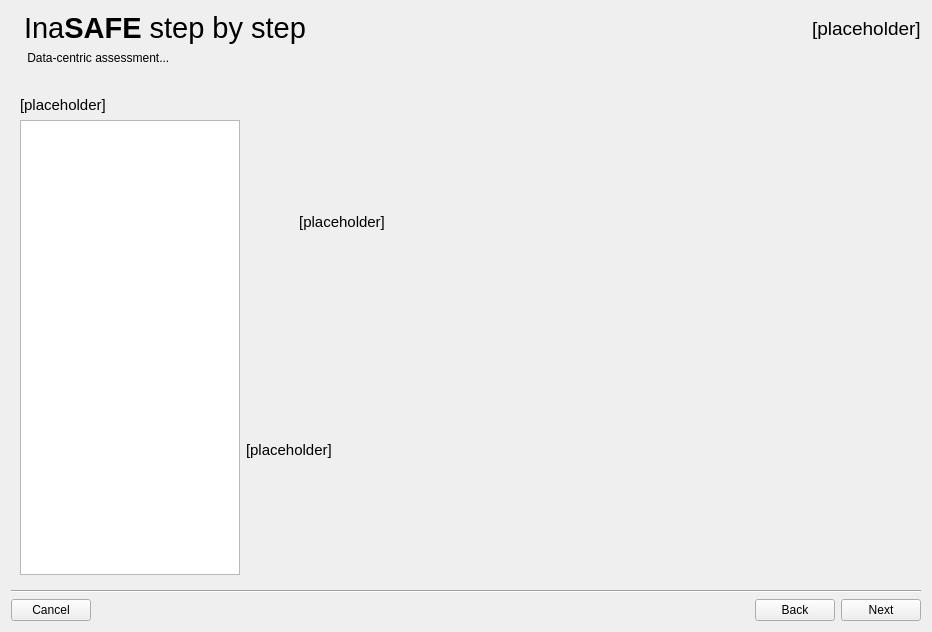
Above: safe/gui/ui/wizard_dialog_base.ui from inasafe/inasafe before the change. Below: the same form after it.
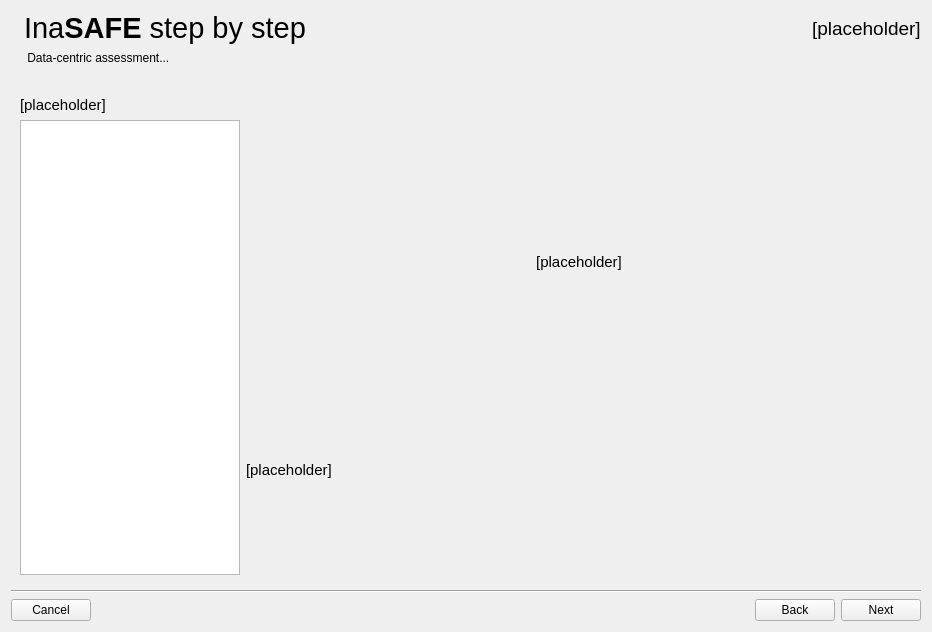
That is the form after the change. The open tabs and pages were chosen to show the change. Icons and pictures are not drawn. Custom widgets are drawn as their Qt base class.

Commit message: [KWizard] Center icons

Diff of the .ui file:
```diff
--- a/safe/gui/ui/wizard_dialog_base.ui
+++ b/safe/gui/ui/wizard_dialog_base.ui
@@ -87,6 +87,19 @@
          </item>
          <item>
           <layout class="QGridLayout" name="gridLayout_6">
+           <item row="1" column="1">
+            <spacer name="horizontalSpacer_6">
+             <property name="orientation">
+              <enum>Qt::Horizontal</enum>
+             </property>
+             <property name="sizeHint" stdset="0">
+              <size>
+               <width>40</width>
+               <height>20</height>
+              </size>
+             </property>
+            </spacer>
+           </item>
            <item row="0" column="0" rowspan="3">
             <widget class="QListWidget" name="lstCategories">
              <property name="enabled">
@@ -112,29 +125,7 @@
              </property>
             </widget>
            </item>
-           <item row="2" column="1">
-            <widget class="QLabel" name="lblDescribeCategory">
-             <property name="sizePolicy">
-              <sizepolicy hsizetype="Expanding" vsizetype="Expanding">
-               <horstretch>0</horstretch>
-               <verstretch>0</verstretch>
-              </sizepolicy>
-             </property>
-             <property name="styleSheet">
-              <string notr="true">font: 11pt &quot;Ubuntu&quot;;</string>
-             </property>
-             <property name="text">
-              <string>[placeholder]</string>
-             </property>
-             <property name="alignment">
-              <set>Qt::AlignLeading|Qt::AlignLeft|Qt::AlignVCenter</set>
-             </property>
-             <property name="wordWrap">
-              <bool>true</bool>
-             </property>
-            </widget>
-           </item>
-           <item row="1" column="1">
+           <item row="1" column="2">
             <widget class="QLabel" name="lblIconCategory">
              <property name="sizePolicy">
               <sizepolicy hsizetype="Fixed" vsizetype="Fixed">
@@ -168,6 +159,57 @@
              </property>
             </widget>
            </item>
+           <item row="1" column="3">
+            <spacer name="horizontalSpacer_7">
+             <property name="orientation">
+              <enum>Qt::Horizontal</enum>
+             </property>
+             <property name="sizeHint" stdset="0">
+              <size>
+               <width>40</width>
+               <height>20</height>
+              </size>
+             </property>
+            </spacer>
+           </item>
+           <item row="2" column="1" colspan="3">
+            <widget class="QLabel" name="lblDescribeCategory">
+             <property name="sizePolicy">
+              <sizepolicy hsizetype="Expanding" vsizetype="Expanding">
+               <horstretch>0</horstretch>
+               <verstretch>0</verstretch>
+              </sizepolicy>
+             </property>
+             <property name="styleSheet">
+              <string notr="true">font: 11pt &quot;Ubuntu&quot;;</string>
+             </property>
+             <property name="text">
+              <string>[placeholder]</string>
+             </property>
+             <property name="alignment">
+              <set>Qt::AlignLeading|Qt::AlignLeft|Qt::AlignVCenter</set>
+             </property>
+             <property name="wordWrap">
+              <bool>true</bool>
+             </property>
+            </widget>
+           </item>
+           <item row="0" column="2">
+            <spacer name="verticalSpacer_14">
+             <property name="orientation">
+              <enum>Qt::Vertical</enum>
+             </property>
+             <property name="sizeType">
+              <enum>QSizePolicy::Fixed</enum>
+             </property>
+             <property name="sizeHint" stdset="0">
+              <size>
+               <width>20</width>
+               <height>40</height>
+              </size>
+             </property>
+            </spacer>
+           </item>
           </layout>
          </item>
         </layout>
```
Left out of the diff: 94 changed lines with no effect on the pictures.
